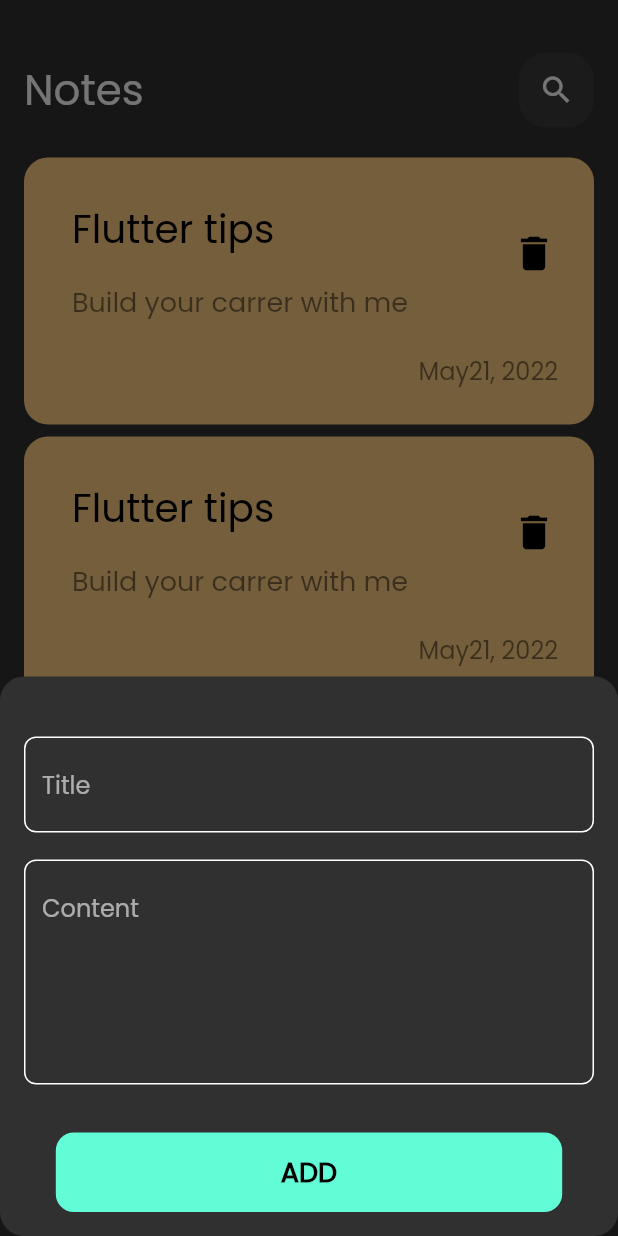
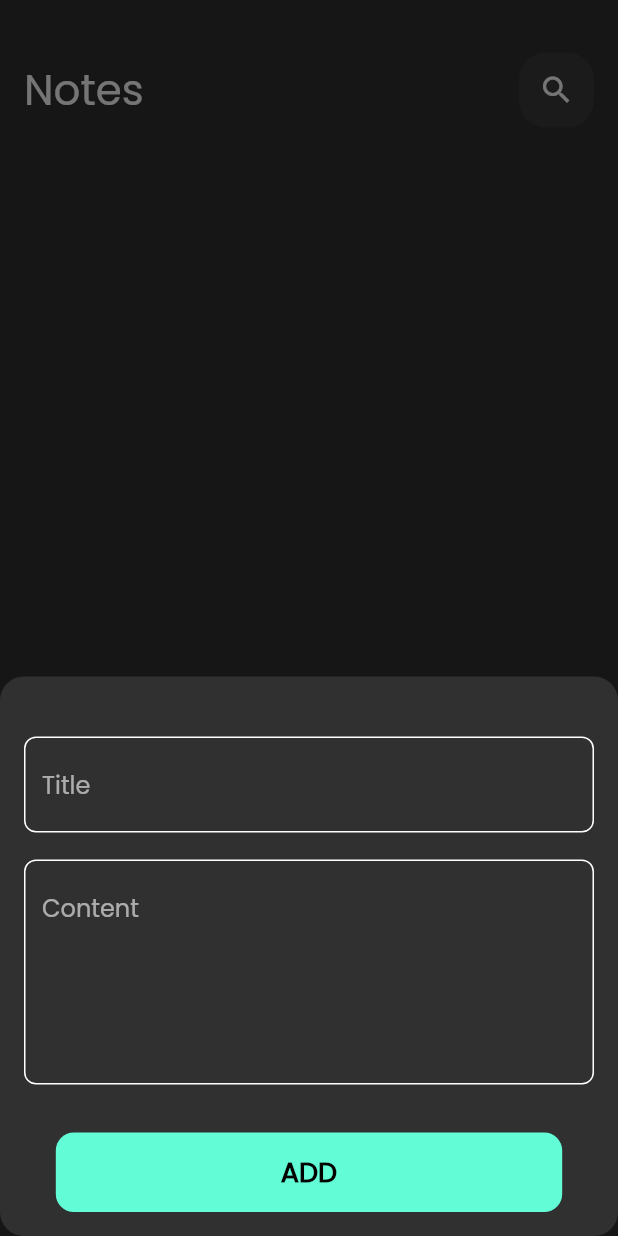
Before and after one commit to Romana9/Notes_app, a Flutter app: the screen it shows after launch, after a tap on the "add" icon, on a phone screen of 412 x 824 dp. Run offline on Flutter 3.47's test engine with Material 2 defaults, Android fonts, the phone set to English and light mode, and no system bars; our stand-ins replace bloc, flutter_bloc, hive, hive_flutter; accounts and stored records are empty.

Commit message:
trigger note cubit

```diff
--- a/lib/cubit/notes_cubit/notes_state.dart
+++ b/lib/cubit/notes_cubit/notes_state.dart
@@ -4,17 +4,3 @@ part of 'notes_cubit.dart';
 abstract class NotesState {}
 
 class NotesInitial extends NotesState {}
-
-class NoteLoading extends NotesState {}
-
-class NoteSuccess extends NotesState {
-  final List<NoteModel> notes;
-
-  NoteSuccess(this.notes);
-}
-
-class NoteFailure extends NotesState {
-  final String errMessage;
-
-  NoteFailure(this.errMessage);
-}
--- a/lib/main.dart
+++ b/lib/main.dart
@@ -2,7 +2,6 @@ import 'package:flutter/material.dart';
 import 'package:flutter_bloc/flutter_bloc.dart';
 import 'package:hive_flutter/adapters.dart';
 import 'package:notes_app/constants.dart';
-import 'package:notes_app/cubit/add_note_cubit/add_note_cubit.dart';
 import 'package:notes_app/model/note_model.dart';
 import 'package:notes_app/simple_bloc_observer.dart';
 import 'package:notes_app/views/notes_view.dart';
--- a/lib/views/widgets/note_bottom_sheet.dart
+++ b/lib/views/widgets/note_bottom_sheet.dart
@@ -21,11 +21,12 @@ class AddNoteBottomSheet extends StatelessWidget {
         builder: (context, state) {
           return AbsorbPointer(
             absorbing: state is AddNoteLoading ? true : false,
-            child:  Padding(
-              padding: EdgeInsets.only(left: 16, right: 16,
-              bottom: MediaQuery.of(context).viewInsets.bottom
-              ),
-              child: SingleChildScrollView(child: AddNoteForm()),
+            child: Padding(
+              padding: EdgeInsets.only(
+                  left: 16,
+                  right: 16,
+                  bottom: MediaQuery.of(context).viewInsets.bottom),
+              child: const SingleChildScrollView(child: AddNoteForm()),
             ),
           );
         },
--- a/lib/views/widgets/note_item.dart
+++ b/lib/views/widgets/note_item.dart
@@ -1,9 +1,14 @@
 import 'package:flutter/material.dart';
+import 'package:notes_app/model/note_model.dart';
 import 'package:notes_app/views/edit_note_view.dart';
 
 class NoteItem extends StatelessWidget {
-  const NoteItem({super.key});
+  const NoteItem({
+    super.key,
+    required this.notes,
+  });
 
+  final NoteModel notes;
   @override
   Widget build(BuildContext context) {
     return GestureDetector(
@@ -13,22 +18,21 @@ class NoteItem extends StatelessWidget {
       },
       child: Container(
         decoration: BoxDecoration(
-            color: const Color(0xffFFCC80),
-            borderRadius: BorderRadius.circular(16)),
+            color: Color(notes.color), borderRadius: BorderRadius.circular(16)),
         child: Column(
           crossAxisAlignment: CrossAxisAlignment.end,
           children: [
             Padding(
               padding: const EdgeInsets.only(top: 24, left: 16),
               child: ListTile(
-                title: const Text(
-                  "Flutter tips",
-                  style: TextStyle(color: Colors.black, fontSize: 26),
+                title: Text(
+                  notes.title,
+                  style: const TextStyle(color: Colors.black, fontSize: 26),
                 ),
                 subtitle: Padding(
                   padding: const EdgeInsets.symmetric(vertical: 16),
                   child: Text(
-                    "Build your carrer with me",
+                    notes.subTitle,
                     style: TextStyle(
                         color: Colors.black.withOpacity(0.5), fontSize: 18),
                   ),
@@ -44,7 +48,7 @@ class NoteItem extends StatelessWidget {
             ),
             Padding(
               padding: const EdgeInsets.only(right: 24, bottom: 24),
-              child: Text("May21, 2022",
+              child: Text(notes.date,
                   style: TextStyle(
                       color: Colors.black.withOpacity(0.5), fontSize: 16)),
             )
--- a/lib/views/widgets/notes_view_body.dart
+++ b/lib/views/widgets/notes_view_body.dart
@@ -1,4 +1,7 @@
 import 'package:flutter/material.dart';
+import 'package:flutter_bloc/flutter_bloc.dart';
+import 'package:notes_app/cubit/notes_cubit/notes_cubit.dart';
+import 'package:notes_app/model/note_model.dart';
 import 'custom_app_bar.dart';
 import 'note_item.dart';
 
@@ -18,16 +21,23 @@ class NotesViewBody extends StatelessWidget {
             onPressed: () {},
           ),
           Expanded(
-            child: Padding(
+            child: BlocBuilder<NotesCubit, NotesState>(
+              builder: (context, state) {
+                List<NoteModel> notes =
+                    BlocProvider.of<NotesCubit>(context).notes ?? [];
+                return Padding(
                   padding: const EdgeInsets.symmetric(vertical: 16),
                   child: ListView.builder(
+                      itemCount: notes.length,
                       padding: EdgeInsets.zero,
                       itemBuilder: (context, index) {
-                    return const Padding(
-                      padding: EdgeInsets.symmetric(vertical: 4),
-                      child: NoteItem(),
+                        return   Padding(
+                          padding: const EdgeInsets.symmetric(vertical: 4),
+                          child: NoteItem(notes: notes[index],),
                         );
                       }),
+                );
+              },
             ),
           )
         ],
```
Also changed, not shown: lib/cubit/notes_cubit/notes_cubit.dart (+3 -8 lines), 5 other files. Lines whose indentation alone changed are shown as unchanged.
